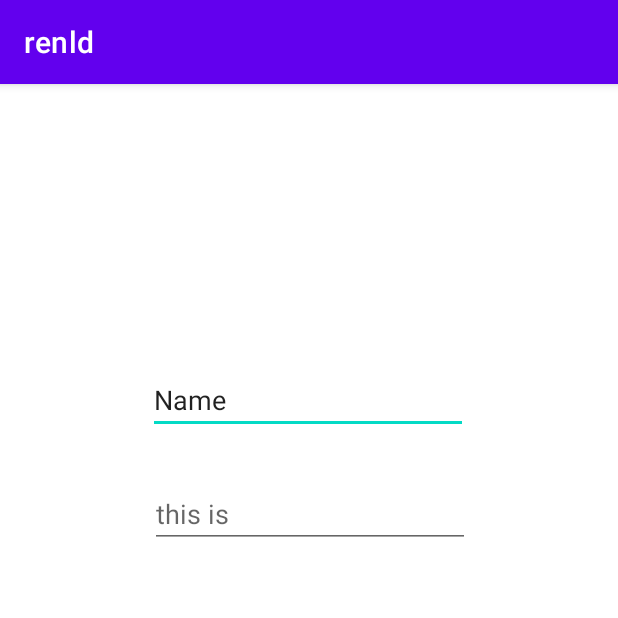
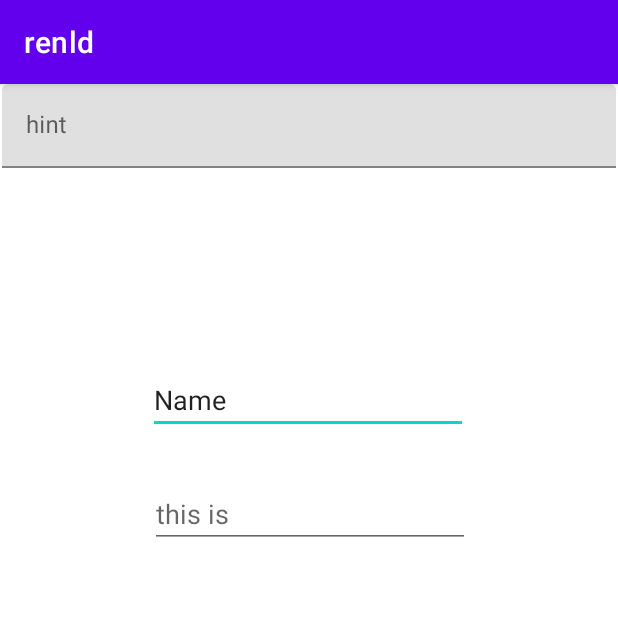
Before and after one commit to lgwguang/renld, an Android app: the screen it shows after launch (ClearActivity), on a phone screen of 412 x 824 dp, the top half of it. Run offline under Robolectric (Android 15) with nearby library versions, the phone set to English and light mode, and no system bars.

Commit message:
系统输入空间效果

```diff
--- a/app/src/main/res/layout/activity_clear.xml
+++ b/app/src/main/res/layout/activity_clear.xml
@@ -32,4 +32,21 @@
         app:layout_constraintHorizontal_bias="0.502"
         app:layout_constraintStart_toStartOf="parent"
         app:layout_constraintTop_toTopOf="parent" />
+
+    <com.google.android.material.textfield.TextInputLayout
+        android:id="@+id/textInputLayout"
+        android:layout_width="409dp"
+        android:layout_height="wrap_content"
+        app:endIconMode="clear_text"
+        app:layout_constraintEnd_toEndOf="parent"
+        app:layout_constraintStart_toStartOf="parent"
+        app:layout_constraintTop_toTopOf="parent">
+
+        <com.google.android.material.textfield.TextInputEditText
+            android:layout_width="match_parent"
+            android:layout_height="wrap_content"
+            android:hint="hint"/>
+    </com.google.android.material.textfield.TextInputLayout>
+
+
 </androidx.constraintlayout.widget.ConstraintLayout>
```
